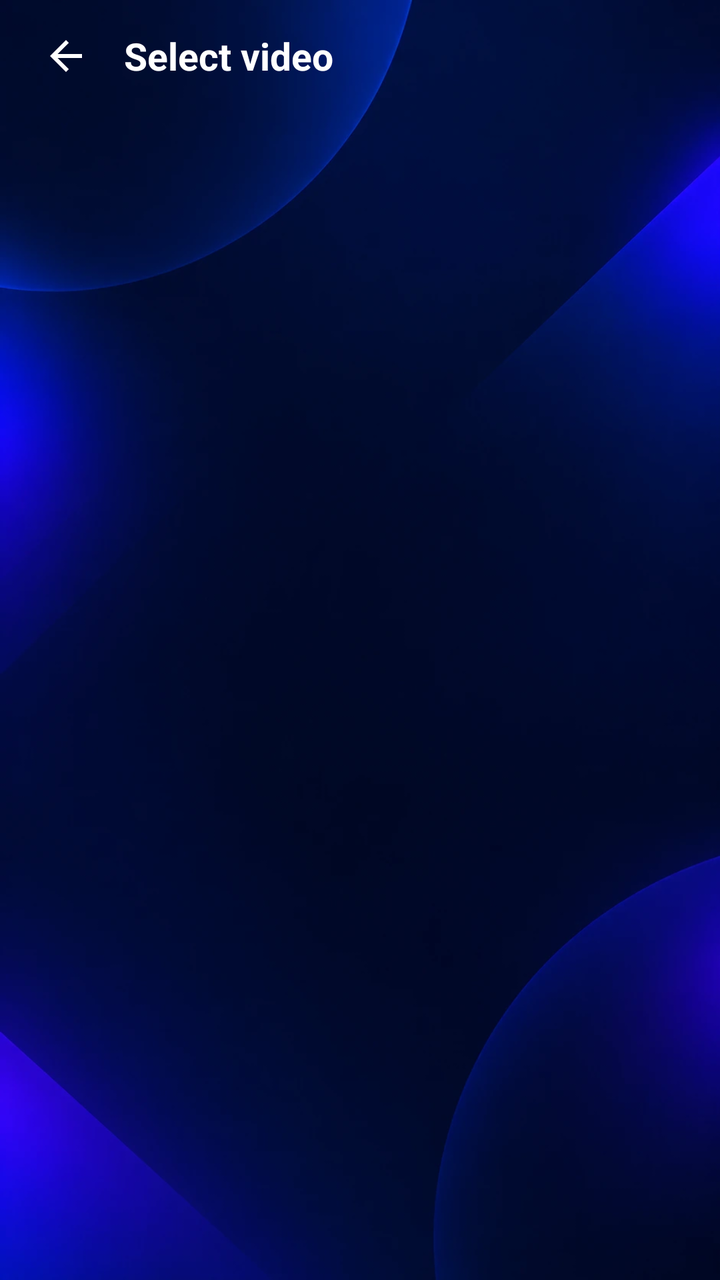
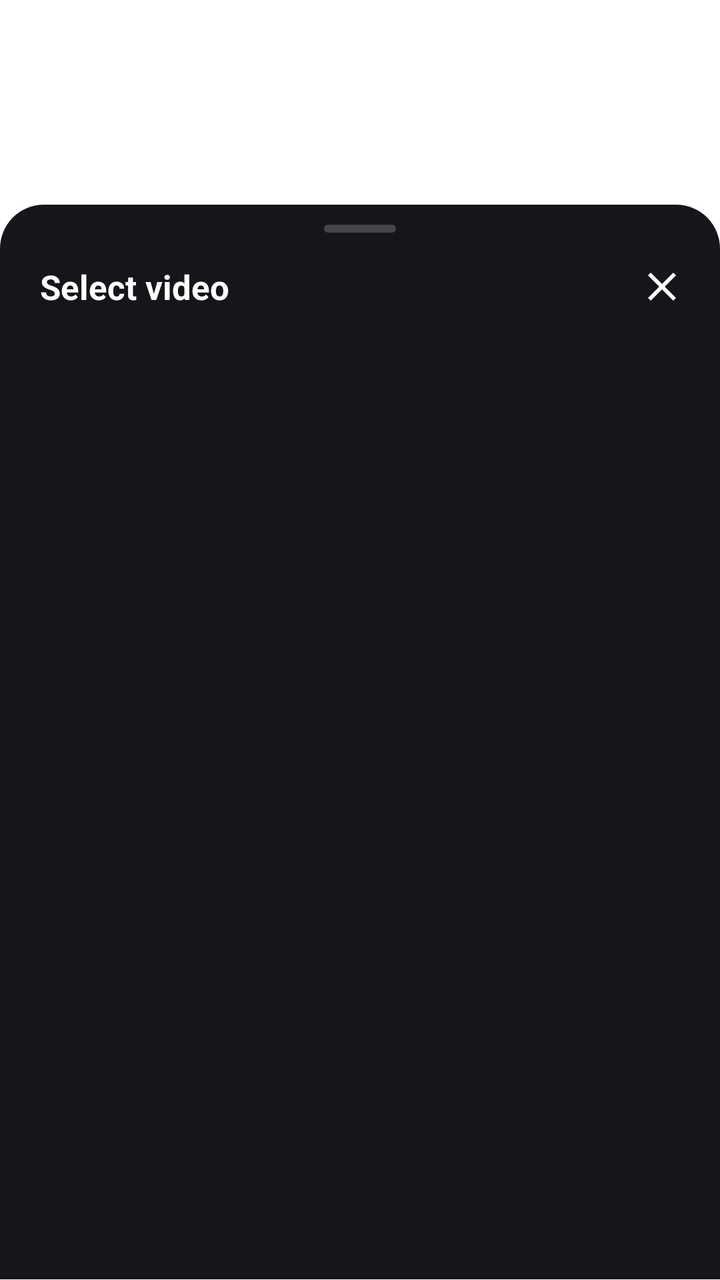

The first picture is an Android layout as it rendered before a commit; the second is the same layout after the commit. The layout source and the unified diff follow.
<!-- AndroidManifest.xml: application theme Theme.AutoCut -->
<!-- res/layout/activity_video_picker.xml -->
<?xml version="1.0" encoding="utf-8"?>
<FrameLayout xmlns:android="http://schemas.android.com/apk/res/android"
    xmlns:tools="http://schemas.android.com/tools"
    android:id="@+id/pickerRoot"
    android:layout_width="match_parent"
    android:layout_height="match_parent"
    android:background="@color/app_bg"
    tools:context=".VideoPickerActivity">

    <ImageView
        android:layout_width="match_parent"
        android:layout_height="match_parent"
        android:importantForAccessibility="no"
        android:scaleType="centerCrop"
        android:src="@drawable/main_bg" />

    <LinearLayout
        android:id="@+id/pickerContent"
        android:layout_width="match_parent"
        android:layout_height="match_parent"
        android:orientation="vertical">

        <LinearLayout
            android:layout_width="match_parent"
            android:layout_height="56dp"
            android:gravity="center_vertical"
            android:orientation="horizontal"
            android:paddingStart="14dp"
            android:paddingEnd="16dp">

            <ImageView
                android:id="@+id/btnBack"
                android:layout_width="38dp"
                android:layout_height="38dp"
                android:background="?attr/selectableItemBackgroundBorderless"
                android:contentDescription="@string/picker_back"
                android:padding="7dp"
                android:src="@drawable/ic_back" />

            <TextView
                android:layout_width="wrap_content"
                android:layout_height="wrap_content"
                android:layout_marginStart="10dp"
                android:text="@string/picker_title"
                android:textColor="@color/text_primary"
                android:textSize="19sp"
                android:textStyle="bold" />
        </LinearLayout>

        <FrameLayout
            android:layout_width="match_parent"
            android:layout_height="0dp"
            android:layout_weight="1">

            <GridView
                android:id="@+id/gridVideos"
                android:layout_width="match_parent"
                android:layout_height="match_parent"
                android:clipToPadding="false"
                android:horizontalSpacing="10dp"
                android:numColumns="2"
                android:padding="12dp"
                android:scrollbarStyle="outsideOverlay"
                android:stretchMode="columnWidth"
                android:verticalSpacing="10dp" />

            <TextView
                android:id="@+id/tvEmpty"
                android:layout_width="match_parent"
                android:layout_height="match_parent"
                android:gravity="center"
                android:padding="32dp"
                android:text="@string/no_videos"
                android:textColor="@color/text_secondary"
                android:textSize="15sp"
                android:visibility="gone" />

            <TextView
                android:id="@+id/tvPermission"
                android:layout_width="match_parent"
                android:layout_height="match_parent"
                android:gravity="center"
                android:lineSpacingExtra="4dp"
                android:padding="32dp"
                android:text="@string/permission_needed"
                android:textColor="@color/text_secondary"
                android:textSize="15sp"
                android:visibility="gone" />

            <ProgressBar
                android:id="@+id/progressPicker"
                android:layout_width="40dp"
                android:layout_height="40dp"
                android:layout_gravity="center"
                android:indeterminateTint="@color/accent_cyan"
                android:visibility="gone" />
        </FrameLayout>
    </LinearLayout>
</FrameLayout>
<!-- resources referenced by this layout -->
<resources>
  <color name="accent_cyan">#FF38C6FF</color>
  <color name="app_bg">#FF070B18</color>
  <color name="text_primary">#FFFFFFFF</color>
  <color name="text_secondary">#FF9AA3B5</color>
  <!-- drawable ic_back (drawable) -->
  <vector xmlns:android="http://schemas.android.com/apk/res/android"
      android:width="24dp"
      android:height="24dp"
      android:viewportWidth="24"
      android:viewportHeight="24">
      <path
          android:fillColor="#FFFFFFFF"
          android:pathData="M20,11H7.83l5.59,-5.59L12,4l-8,8 8,8 1.41,-1.41L7.83,13H20v-2z" />
  </vector>
  <!-- drawable main_bg: webp bitmap (drawable, 22392 bytes) -->
  <string name="no_videos">No videos found</string>
  <string name="permission_needed">Allow Auto Cut to access your videos to see them here.\nTap to allow</string>
  <string name="picker_back">Back</string>
  <string name="picker_title">Select video</string>
  <style name="Theme.AutoCut" parent="Base.Theme.AutoCut" />
  <style name="Base.Theme.AutoCut" parent="Theme.Material3.DayNight.NoActionBar">
          <item name="android:windowBackground">@color/app_bg</item>
          <item name="android:statusBarColor">@android:color/transparent</item>
          <item name="android:navigationBarColor">@android:color/transparent</item>
          <item name="android:windowLightStatusBar">false</item>
          <item name="android:windowLightNavigationBar" tools:targetApi="27">false</item>
          <item name="colorPrimary">@color/accent_cyan</item>
          <item name="colorOnPrimary">@color/app_bg</item>
      </style>
</resources>

<!-- the commit's change to res/layout/activity_video_picker.xml (unified diff, before → after) -->
@@ -4,15 +4,8 @@
     android:id="@+id/pickerRoot"
     android:layout_width="match_parent"
     android:layout_height="match_parent"
-    android:background="@color/app_bg"
+    android:background="@android:color/transparent"
     tools:context=".VideoPickerActivity">
-
-    <ImageView
-        android:layout_width="match_parent"
-        android:layout_height="match_parent"
-        android:importantForAccessibility="no"
-        android:scaleType="centerCrop"
-        android:src="@drawable/main_bg" />
 
     <LinearLayout
         android:id="@+id/pickerContent"
@@ -20,80 +13,108 @@
         android:layout_height="match_parent"
         android:orientation="vertical">
 
-        <LinearLayout
-            android:layout_width="match_parent"
-            android:layout_height="56dp"
-            android:gravity="center_vertical"
-            android:orientation="horizontal"
-            android:paddingStart="14dp"
-            android:paddingEnd="16dp">
-
-            <ImageView
-                android:id="@+id/btnBack"
-                android:layout_width="38dp"
-                android:layout_height="38dp"
-                android:background="?attr/selectableItemBackgroundBorderless"
-                android:contentDescription="@string/picker_back"
-                android:padding="7dp"
-                android:src="@drawable/ic_back" />
-
-            <TextView
-                android:layout_width="wrap_content"
-                android:layout_height="wrap_content"
-                android:layout_marginStart="10dp"
-                android:text="@string/picker_title"
-                android:textColor="@color/text_primary"
-                android:textSize="19sp"
-                android:textStyle="bold" />
-        </LinearLayout>
-
-        <FrameLayout
+        <View
+            android:id="@+id/clickAway"
             android:layout_width="match_parent"
             android:layout_height="0dp"
-            android:layout_weight="1">
+            android:layout_weight="0.16"
+            android:background="@android:color/transparent"
+            android:clickable="true"
+            android:focusable="true" />
 
-            <GridView
-                android:id="@+id/gridVideos"
+        <LinearLayout
+            android:id="@+id/sheet"
+            android:layout_width="match_parent"
+            android:layout_height="0dp"
+            android:layout_weight="0.84"
+            android:background="@drawable/bg_picker_sheet"
+            android:orientation="vertical">
+
+            <View
+                android:layout_width="36dp"
+                android:layout_height="4dp"
+                android:layout_gravity="center_horizontal"
+                android:layout_marginTop="10dp"
+                android:background="@drawable/bg_picker_handle" />
+
+            <LinearLayout
                 android:layout_width="match_parent"
-                android:layout_height="match_parent"
-                android:clipToPadding="false"
-                android:horizontalSpacing="10dp"
-                android:numColumns="2"
-                android:padding="12dp"
-                android:scrollbarStyle="outsideOverlay"
-                android:stretchMode="columnWidth"
-                android:verticalSpacing="10dp" />
+                android:layout_height="54dp"
+                android:gravity="center_vertical"
+                android:orientation="horizontal"
+                android:paddingStart="20dp"
+                android:paddingEnd="10dp">
 
-            <TextView
-                android:id="@+id/tvEmpty"
+                <TextView
+                    android:layout_width="0dp"
+                    android:layout_height="wrap_content"
+                    android:layout_weight="1"
+                    android:text="@string/picker_title"
+                    android:textColor="@color/text_primary"
+                    android:textSize="17sp"
+                    android:textStyle="bold" />
+
+                <ImageView
+                    android:id="@+id/btnClose"
+                    android:layout_width="38dp"
+                    android:layout_height="38dp"
+                    android:background="?attr/selectableItemBackgroundBorderless"
+                    android:contentDescription="@string/picker_close"
+                    android:padding="7dp"
+                    android:src="@drawable/ic_close" />
+            </LinearLayout>
+
+            <FrameLayout
                 android:layout_width="match_parent"
-                android:layout_height="match_parent"
-                android:gravity="center"
-                android:padding="32dp"
-                android:text="@string/no_videos"
-                android:textColor="@color/text_secondary"
-                android:textSize="15sp"
-                android:visibility="gone" />
+                android:layout_height="0dp"
+                android:layout_weight="1">
 
-            <TextView
-                android:id="@+id/tvPermission"
-                android:layout_width="match_parent"
-                android:layout_height="match_parent"
-                android:gravity="center"
-                android:lineSpacingExtra="4dp"
-                android:padding="32dp"
-                android:text="@string/permission_needed"
-                android:textColor="@color/text_secondary"
-                android:textSize="15sp"
-                android:visibility="gone" />
+                <GridView
+                    android:id="@+id/gridVideos"
+                    android:layout_width="match_parent"
+                    android:layout_height="match_parent"
+                    android:clipToPadding="false"
+                    android:horizontalSpacing="10dp"
+                    android:numColumns="2"
+                    android:paddingStart="14dp"
+                    android:paddingTop="4dp"
+                    android:paddingEnd="14dp"
+                    android:paddingBottom="8dp"
+                    android:scrollbarStyle="outsideOverlay"
+                    android:stretchMode="columnWidth"
+                    android:verticalSpacing="10dp" />
 
-            <ProgressBar
-                android:id="@+id/progressPicker"
-                android:layout_width="40dp"
-                android:layout_height="40dp"
-                android:layout_gravity="center"
-                android:indeterminateTint="@color/accent_cyan"
-                android:visibility="gone" />
-        </FrameLayout>
+                <TextView
+                    android:id="@+id/tvEmpty"
+                    android:layout_width="match_parent"
+                    android:layout_height="match_parent"
+                    android:gravity="center"
+                    android:padding="32dp"
+                    android:text="@string/no_videos"
+                    android:textColor="@color/text_secondary"
+                    android:textSize="15sp"
+                    android:visibility="gone" />
+
+                <TextView
+                    android:id="@+id/tvPermission"
+                    android:layout_width="match_parent"
+                    android:layout_height="match_parent"
+                    android:gravity="center"
+                    android:lineSpacingExtra="4dp"
+                    android:padding="32dp"
+                    android:text="@string/permission_needed"
+                    android:textColor="@color/text_secondary"
+                    android:textSize="15sp"
+                    android:visibility="gone" />
+
+                <ProgressBar
+                    android:id="@+id/progressPicker"
+                    android:layout_width="40dp"
+                    android:layout_height="40dp"
+                    android:layout_gravity="center"
+                    android:indeterminateTint="@color/accent_cyan"
+                    android:visibility="gone" />
+            </FrameLayout>
+        </LinearLayout>
     </LinearLayout>
 </FrameLayout>
<!-- resource entries referenced after the edit -->
@@ -1,10 +1,25 @@
 <!-- resources referenced by this layout -->
 <resources>
   <color name="accent_cyan">#FF38C6FF</color>
-  <color name="app_bg">#FF070B18</color>
   <color name="text_primary">#FFFFFFFF</color>
   <color name="text_secondary">#FF9AA3B5</color>
-  <!-- drawable ic_back (drawable) -->
+  <!-- drawable bg_picker_handle (drawable) -->
+  <?xml version="1.0" encoding="utf-8"?>
+  <shape xmlns:android="http://schemas.android.com/apk/res/android"
+      android:shape="rectangle">
+      <solid android:color="@color/picker_handle" />
+      <corners android:radius="2dp" />
+  </shape>
+  <!-- drawable bg_picker_sheet (drawable) -->
+  <?xml version="1.0" encoding="utf-8"?>
+  <shape xmlns:android="http://schemas.android.com/apk/res/android"
+      android:shape="rectangle">
+      <solid android:color="@color/picker_bg" />
+      <corners
+          android:topLeftRadius="22dp"
+          android:topRightRadius="22dp" />
+  </shape>
+  <!-- drawable ic_close (drawable) -->
   <vector xmlns:android="http://schemas.android.com/apk/res/android"
       android:width="24dp"
       android:height="24dp"
@@ -12,14 +27,27 @@
       android:viewportHeight="24">
       <path
           android:fillColor="#FFFFFFFF"
-          android:pathData="M20,11H7.83l5.59,-5.59L12,4l-8,8 8,8 1.41,-1.41L7.83,13H20v-2z" />
+          android:pathData="M19,6.41L17.59,5 12,10.59 6.41,5 5,6.41 10.59,12 5,17.59 6.41,19 12,13.41 17.59,19 19,17.59 13.41,12z" />
   </vector>
-  <!-- drawable main_bg: webp bitmap (drawable, 22392 bytes) -->
   <string name="no_videos">No videos found</string>
   <string name="permission_needed">Allow Auto Cut to access your videos to see them here.\nTap to allow</string>
-  <string name="picker_back">Back</string>
+  <string name="picker_close">Close</string>
   <string name="picker_title">Select video</string>
+  <style name="Theme.AutoCut.Picker" parent="Theme.AutoCut">
+          <item name="android:windowBackground">@android:color/transparent</item>
+          <item name="android:windowIsTranslucent">true</item>
+          <item name="android:backgroundDimEnabled">true</item>
+          <item name="android:statusBarColor">@android:color/transparent</item>
+          <item name="android:navigationBarColor">@android:color/transparent</item>
+          <item name="android:windowAnimationStyle">@style/PickerWindowAnimation</item>
+      </style>
+  <color name="picker_handle">#33FFFFFF</color>
+  <color name="picker_bg">#FF15161A</color>
   <style name="Theme.AutoCut" parent="Base.Theme.AutoCut" />
+  <style name="PickerWindowAnimation">
+          <item name="android:windowEnterAnimation">@anim/picker_enter</item>
+          <item name="android:windowExitAnimation">@anim/picker_exit</item>
+      </style>
   <style name="Base.Theme.AutoCut" parent="Theme.Material3.DayNight.NoActionBar">
           <item name="android:windowBackground">@color/app_bg</item>
           <item name="android:statusBarColor">@android:color/transparent</item>
@@ -29,5 +57,6 @@
           <item name="colorPrimary">@color/accent_cyan</item>
           <item name="colorOnPrimary">@color/app_bg</item>
       </style>
+  <color name="app_bg">#FF070B18</color>
 </resources>
 
